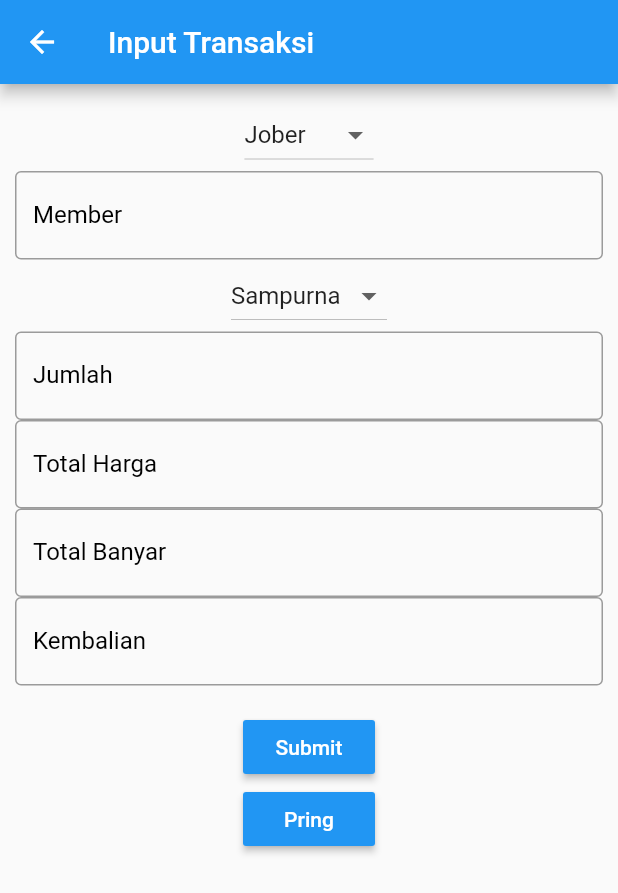
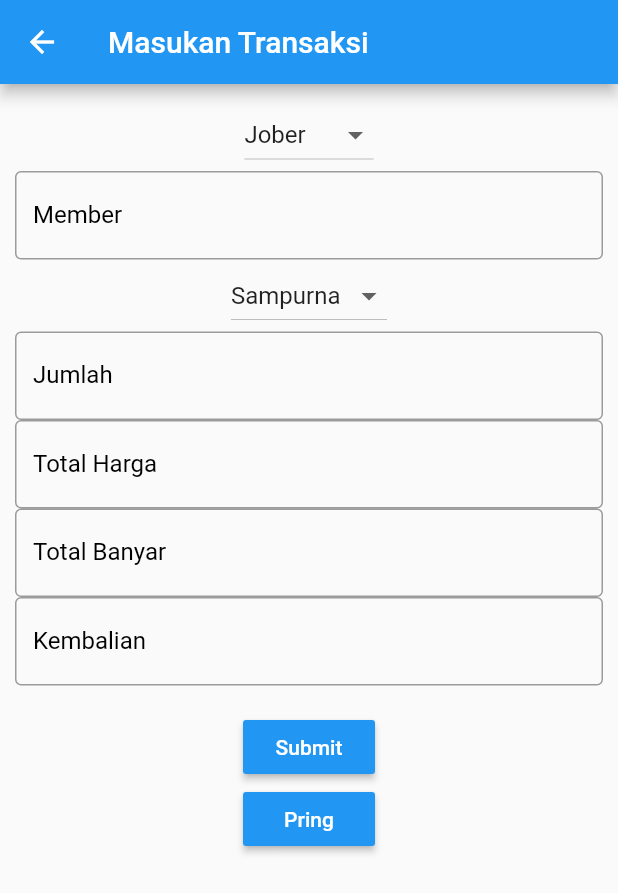
Before and after one commit to hepivanus/cashier, a Flutter app: the Transaksi screen opened directly, on a phone screen of 412 x 824 dp. Shown: the top 893 px of the screen. Run offline on Flutter 3.47's test engine with Material 2 defaults, Android fonts, the phone set to English and light mode, and no system bars.

Commit message:
Ubah text app bar

```diff
--- a/lib/transaksi.dart
+++ b/lib/transaksi.dart
@@ -17,7 +17,7 @@ class _TransaksiState extends State<Transaksi> {
   Widget build(BuildContext context) {
     return Scaffold(
         appBar: AppBar(
-          title: Text("Input Transaksi"),
+          title: Text("Masukan Transaksi"),
         ),
         body: Container(
           padding: EdgeInsets.all(10.0),
```
